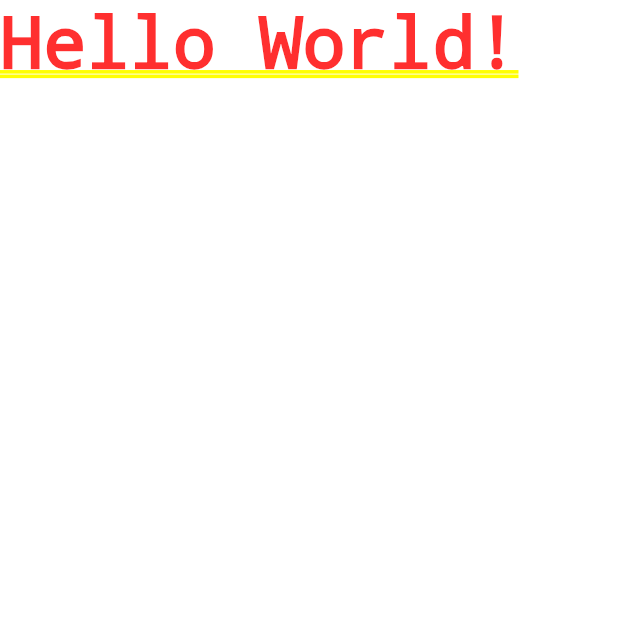
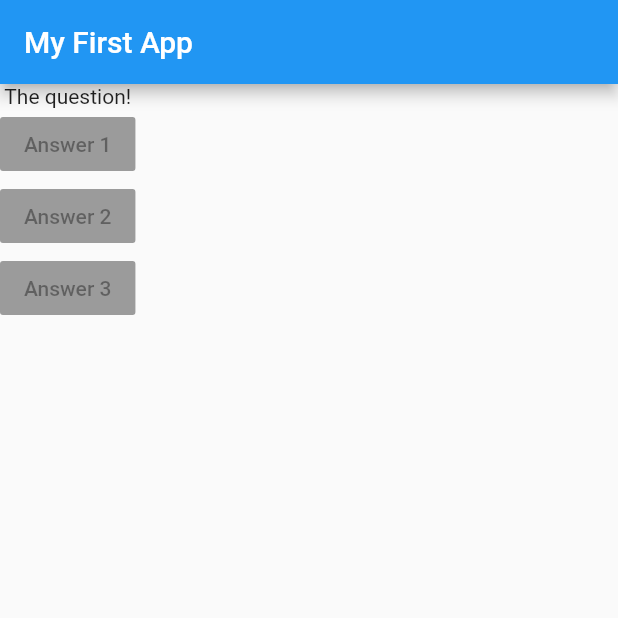
Before and after one commit to PaulTA91/flutter_complete_guide, a Flutter app: the screen it shows after launch, on a phone screen of 412 x 824 dp, the top half of it. Run offline on Flutter 3.47's test engine with Material 2 defaults, Android fonts, the phone set to English and light mode, and no system bars.

Commit message:
Widget tree and layout basics

```diff
--- a/lib/main.dart
+++ b/lib/main.dart
@@ -5,7 +5,35 @@ void main() {
 }
 
 class MyApp extends StatelessWidget {
+  @override
   Widget build(BuildContext context) {
-    return MaterialApp(home: Text('Hello World!'));
+    var questions = [
+      "What's your favourite colour?",
+      "What's your facourite animal?"
+    ];
+    return MaterialApp(
+      home: Scaffold(
+        appBar: AppBar(
+          title: Text('My First App'),
+        ),
+        body: Column(
+          children: [
+            Text("The question!"),
+            RaisedButton(
+              child: Text("Answer 1"),
+              onPressed: null,
+            ),
+            RaisedButton(
+              child: Text("Answer 2"),
+              onPressed: null,
+            ),
+            RaisedButton(
+              child: Text("Answer 3"),
+              onPressed: null,
+            ),
+          ],
+        ),
+      ),
+    );
   }
 }
```
